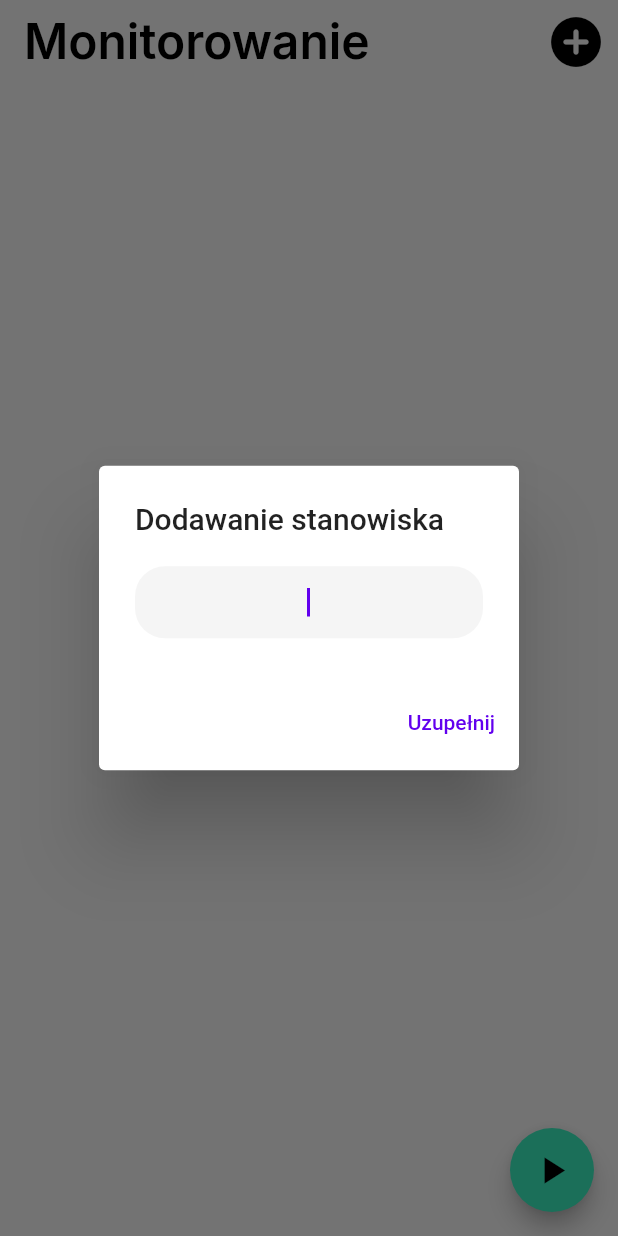
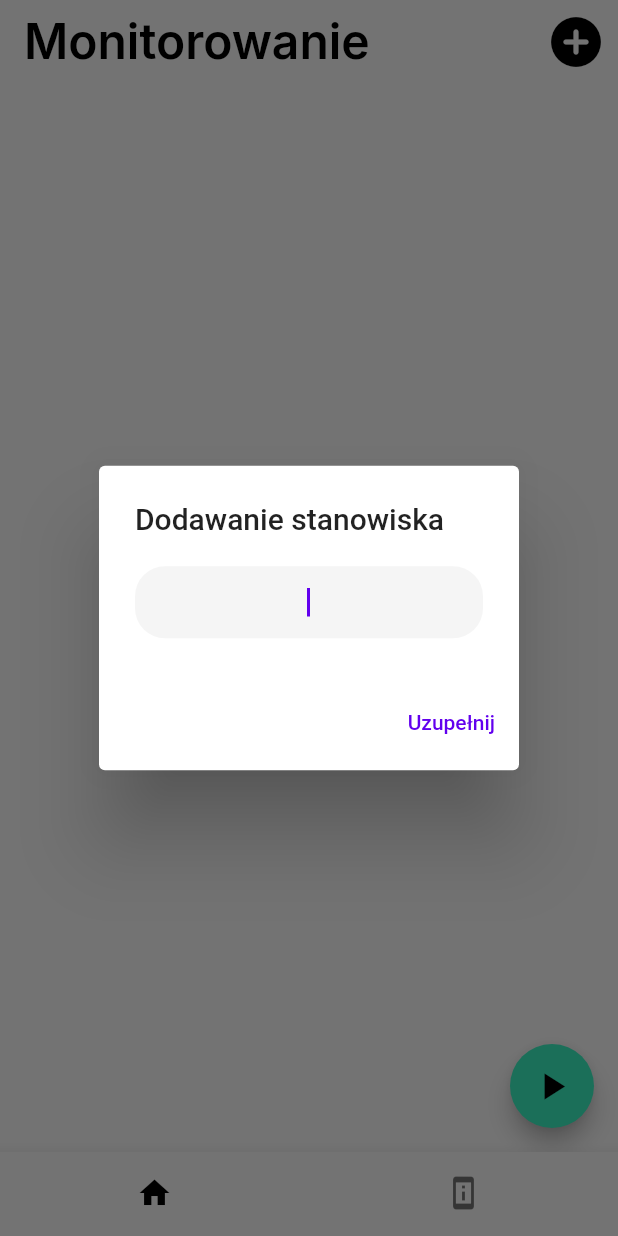
Before and after one commit to Carolosso/SCPI-Monitor, a Flutter app: the screen it shows after launch, after a tap on the "add circle" icon, on a phone screen of 412 x 824 dp. Run offline on Flutter 3.47's test engine with Material 2 defaults, Android fonts, the phone set to English and light mode, and no system bars; our stand-ins replace google_fonts.

Commit message:
Added BottomNav, Switching Pages Home-DeviceList

```diff
--- a/lib/main.dart
+++ b/lib/main.dart
@@ -1,22 +1,26 @@
 import 'package:flutter/material.dart';
 import 'package:provider/provider.dart';
 import 'package:test/style/theme.dart';
-import 'package:test/view_models/app_view_model.dart';
-import 'package:test/views/pages/main_page.dart';
+import 'package:test/providers/app_view_model.dart';
+import 'package:test/providers/screen_index_provider.dart';
+import 'package:test/views/pages/home_page.dart';
 
-void main() {
-  runApp(ChangeNotifierProvider(
-      create: (context) => AppViewModel(), child: const MyApp()));
-}
+void main() => runApp(const MyApp());
 
 class MyApp extends StatelessWidget {
   const MyApp({super.key});
   // This widget is the root of your application.
   @override
   Widget build(BuildContext context) {
-    return MaterialApp(
-      theme: Styles.themeData(true, context),
-      home: const MainPage(),
+    return MultiProvider(
+      providers: [
+        ChangeNotifierProvider(create: (context) => ScreenIndexProvider()),
+        ChangeNotifierProvider(create: (context) => AppViewModel()),
+      ],
+      child: MaterialApp(
+        theme: Styles.themeData(true, context),
+        home: HomePage(),
+      ),
     );
   }
 }
--- a/lib/view_models/app_view_model.dart
+++ b/lib/providers/app_view_model.dart
@@ -5,16 +5,12 @@ import 'package:flutter/material.dart';
 import 'package:test/models/device_model.dart';
 import 'package:test/models/station_model.dart';
 import 'package:test/views/pages/devices_list_page.dart';
-import 'package:test/views/pages/main_page.dart';
+import 'package:test/views/stations_view.dart';
 
 class AppViewModel extends ChangeNotifier {
   bool isDarkTheme = false;
-  List<Widget> pages = [
-    const MainPage(),
-    //StationDetailPage(),
-    const DevicesListPage(),
-    //SettingsPage(),
-  ];
+
+
   List<Device> devices = [];
   List<Station> stations = [];
   int get stationsCount => stations.length;
--- /dev/null
+++ b/lib/providers/screen_index_provider.dart
@@ -0,0 +1,21 @@
+import 'package:flutter/material.dart';
+import 'package:test/views/pages/devices_list_page.dart';
+import 'package:test/views/stations_view.dart';
+
+class ScreenIndexProvider with ChangeNotifier {
+  int screenIndex = 0;
+  int get fetch {
+    return screenIndex;
+  }
+
+  List<Widget> pages = [
+    const StationsMainView(),
+    //StationDetailPage(),
+    const DevicesListPage(),
+    //SettingsPage(),
+  ];
+  void updateScreenIndex(int newIndex) {
+    screenIndex = newIndex;
+    notifyListeners();
+  }
+}
--- /dev/null
+++ b/lib/views/bottom_navigation_bar_view.dart
@@ -0,0 +1,19 @@
+import 'package:flutter/material.dart';
+import 'package:test/providers/screen_index_provider.dart';
+
+BottomNavigationBar buildBottomNavBar(
+    BuildContext context, ScreenIndexProvider siModel) {
+  return BottomNavigationBar(
+    selectedItemColor: Colors.black,
+    currentIndex: siModel.screenIndex,
+    showSelectedLabels: false,
+    showUnselectedLabels: false,
+    items: const [
+      BottomNavigationBarItem(icon: Icon(Icons.home), label: ''),
+      BottomNavigationBarItem(
+          icon: Icon(Icons.perm_device_information), label: ''),
+      //BottomNavigationBarItem(icon: Icon(Icons.settings), label: ''),
+    ],
+    onTap: (value) => siModel.updateScreenIndex(value),
+  );
+}
--- a/lib/views/device_list_view.dart
+++ b/lib/views/device_list_view.dart
@@ -1,7 +1,7 @@
 import 'package:flutter/material.dart';
 import 'package:provider/provider.dart';
 import 'package:test/style/theme.dart';
-import 'package:test/view_models/app_view_model.dart';
+import 'package:test/providers/app_view_model.dart';
 
 class DevicesListView extends StatelessWidget {
   const DevicesListView({super.key});
@@ -10,6 +10,7 @@ class DevicesListView extends StatelessWidget {
   Widget build(BuildContext context) {
     return Consumer<AppViewModel>(builder: (context, viewModel, child) {
       return ListView.builder(
+        itemCount: viewModel.devices.length,
         itemBuilder: (context, indexDevice) {
           return Container(
             color: Styles.surfaceColor,
--- a/lib/views/floating_action_button_view.dart
+++ b/lib/views/floating_action_button_view.dart
@@ -1,7 +1,7 @@
 import 'package:flutter/material.dart';
 import 'package:provider/provider.dart';
 import 'package:test/style/theme.dart';
-import 'package:test/view_models/app_view_model.dart';
+import 'package:test/providers/app_view_model.dart';
 
 class FloatingActionButtonView extends StatelessWidget {
   const FloatingActionButtonView({super.key});
--- a/lib/views/navigation_bar_sheet_view.dart
+++ b/lib/views/navigation_bar_sheet_view.dart
@@ -1,6 +1,6 @@
 import 'package:flutter/material.dart';
 import 'package:google_fonts/google_fonts.dart';
-import 'package:test/view_models/app_view_model.dart';
+import 'package:test/providers/app_view_model.dart';
 
 AppBar buildAppBar(String title, BuildContext context, AppViewModel viewModel,
     Function onSubmit, Function actionAction) {
--- a/lib/views/pages/devices_list_page.dart
+++ b/lib/views/pages/devices_list_page.dart
@@ -1,6 +1,6 @@
 import 'package:flutter/material.dart';
 import 'package:provider/provider.dart';
-import 'package:test/view_models/app_view_model.dart';
+import 'package:test/providers/app_view_model.dart';
 import 'package:test/views/device_list_view.dart';
 import 'package:test/views/navigation_bar_sheet_view.dart';
 
--- /dev/null
+++ b/lib/views/pages/home_page.dart
@@ -0,0 +1,23 @@
+import 'package:flutter/material.dart';
+import 'package:provider/provider.dart';
+import 'package:test/providers/app_view_model.dart';
+import 'package:test/providers/screen_index_provider.dart';
+import 'package:test/views/bottom_navigation_bar_view.dart';
+
+class HomePage extends StatelessWidget {
+  const HomePage({super.key});
+
+  @override
+  Widget build(BuildContext context) {
+    return Consumer<ScreenIndexProvider>(builder: (context, siProvider, child) {
+      int currentScreenIndex = siProvider.fetch;
+      return Scaffold(
+        body: SafeArea(
+          child: siProvider.pages[siProvider.screenIndex],
+        ),
+        bottomNavigationBar: buildBottomNavBar(context, siProvider),
+        //floatingActionButton: AddTaskView(),
+      );
+    });
+  }
+}
--- a/lib/views/pages/main_page.dart
+++ /dev/null
@@ -1,29 +0,0 @@
-import 'package:flutter/material.dart';
-import 'package:provider/provider.dart';
-import 'package:test/view_models/app_view_model.dart';
-import 'package:test/views/navigation_bar_sheet_view.dart';
-import 'package:test/views/stations_view.dart';
-
-class MainPage extends StatelessWidget {
-  const MainPage({super.key});
-
-  @override
-  Widget build(BuildContext context) {
-    return Consumer<AppViewModel>(builder: (context, viewModel, child) {
-      return Scaffold(
-        appBar: buildAppBar('Monitorowanie', context, viewModel,
-            viewModel.createStation, viewModel.fillLists),
-        body: const SafeArea(
-          child: Column(
-            children: [
-              //Task Info View
-              Expanded(flex: 1, child: StationsMainView()),
-              //Task List View
-            ],
-          ),
-        ),
-        //floatingActionButton: AddTaskView(),
-      );
-    });
-  }
-}
--- a/lib/views/stations_view.dart
+++ b/lib/views/stations_view.dart
@@ -1,8 +1,9 @@
 import 'package:flutter/material.dart';
 import 'package:provider/provider.dart';
 import 'package:test/style/theme.dart';
-import 'package:test/view_models/app_view_model.dart';
+import 'package:test/providers/app_view_model.dart';
 import 'package:test/views/floating_action_button_view.dart';
+import 'package:test/views/navigation_bar_sheet_view.dart';
 
 class StationsMainView extends StatelessWidget {
   const StationsMainView({super.key});
@@ -11,6 +12,8 @@ class StationsMainView extends StatelessWidget {
   Widget build(BuildContext context) {
     return Consumer<AppViewModel>(builder: (context, viewModel, child) {
       return Scaffold(
+        appBar: buildAppBar('Monitorowanie', context, viewModel,
+            viewModel.createStation, viewModel.fillLists),
         body: SafeArea(
           child: ListView.builder(
             shrinkWrap: true,
```
